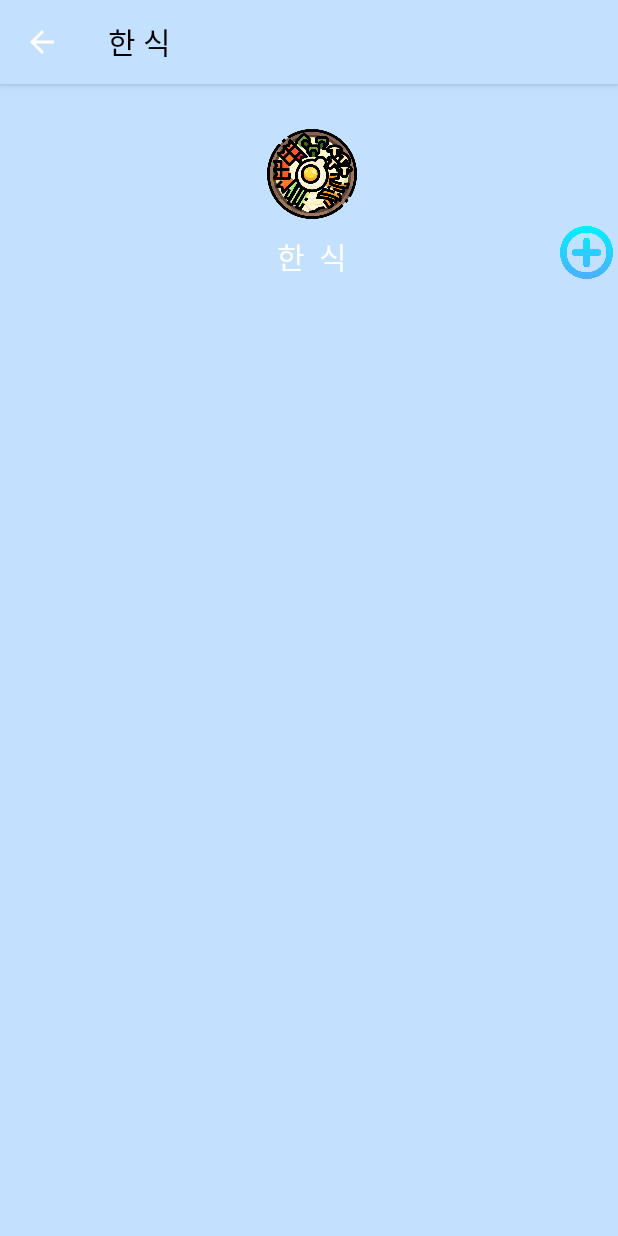
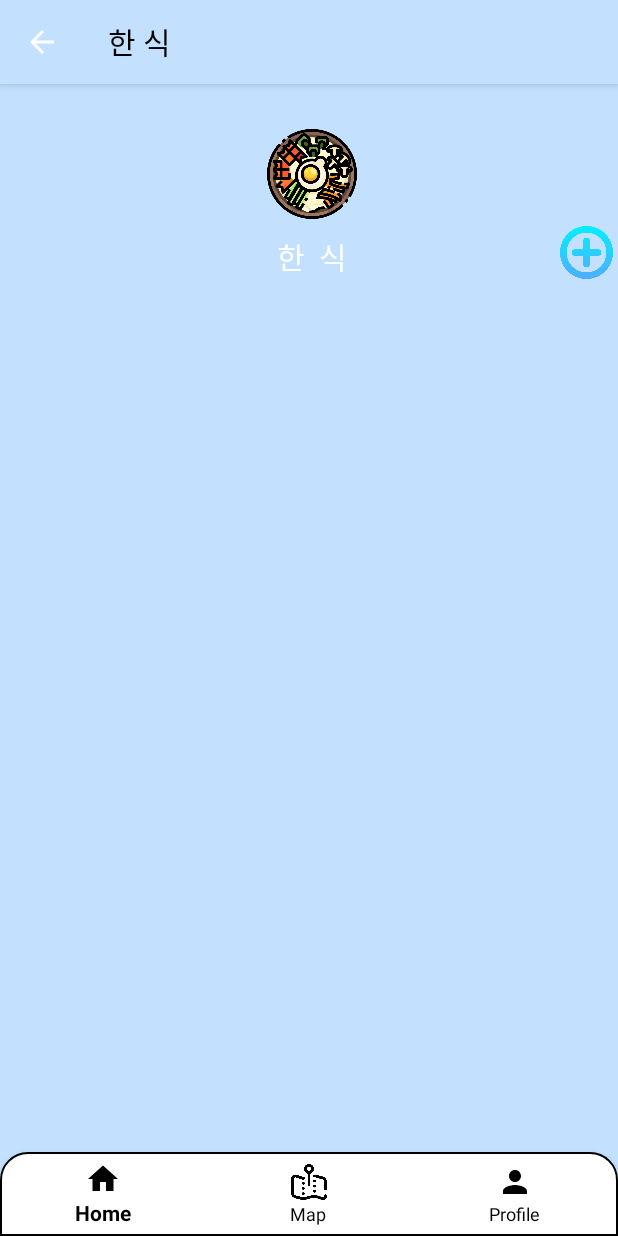
Before and after one commit to 1989010/Cooking, an Android app: the Koreanmain screen opened directly, with no data from a screen before it, on a phone screen of 412 x 824 dp. Run offline under Robolectric (Android 15) with nearby library versions, the phone set to English and light mode, and no system bars; our stand-ins replace Firebase (no records; nobody signed in at launch, a user with empty details on screens opened directly).

Commit message:
화면 수정

```diff
--- a/app/src/main/res/layout/activity_koreanmain.xml
+++ b/app/src/main/res/layout/activity_koreanmain.xml
@@ -68,4 +68,38 @@
             </LinearLayout>
         </ScrollView>
     </LinearLayout>
+
+    <androidx.constraintlayout.widget.ConstraintLayout
+        xmlns:android="http://schemas.android.com/apk/res/android"
+        xmlns:app="http://schemas.android.com/apk/res-auto"
+        xmlns:tools="http://schemas.android.com/tools"
+        android:layout_width="match_parent"
+        android:layout_height="match_parent"
+        android:orientation="vertical"
+        tools:context=".MainActivity">
+
+
+        <com.google.android.material.bottomnavigation.BottomNavigationView
+            android:id="@+id/bottom_navigation"
+            android:layout_width="match_parent"
+            android:layout_height="wrap_content"
+            android:background="@drawable/bottomnavi_coner"
+            app:itemIconTint="#000000"
+            app:itemTextColor="#000000"
+            app:layout_constraintBottom_toBottomOf="parent"
+            app:menu="@menu/bottom_menu"
+            tools:layout_editor_absoluteX="0dp" />
+
+        <FrameLayout
+            android:id="@+id/main_frame"
+            android:layout_width="match_parent"
+            android:layout_height="663dp"
+            app:layout_constraintBottom_toTopOf="@+id/bottom_navigation"
+            app:layout_constraintEnd_toEndOf="parent"
+            app:layout_constraintStart_toStartOf="parent"
+            app:layout_constraintTop_toTopOf="parent">
+
+        </FrameLayout>
+
+    </androidx.constraintlayout.widget.ConstraintLayout>
 </LinearLayout>
```
Also changed, not shown: app/src/main/res/layout/activity_saladlist.xml (+6 -7 lines), app/src/main/res/layout/activity_saladmain.xml (+35 -0 lines), app/src/main/res/layout/activity_snack_barlist.xml (+6 -7 lines), app/src/main/res/layout/activity_snack_barmain.xml (+34 -0 lines), app/src/main/res/layout/activity_westernlist.xml (+6 -7 lines), app/src/main/res/layout/activity_westernmain.xml (+33 -0 lines).
